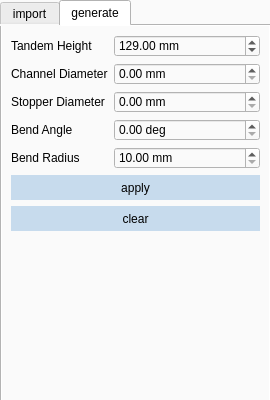
Above: src/windows/ui/tandem_view.ui from brachify/brachify before the change. Below: the same form after it.
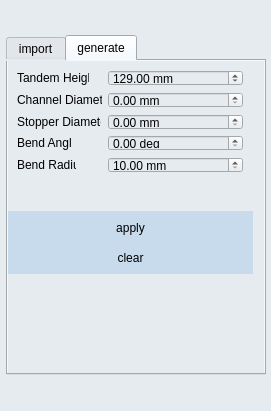
That is the form after the change. The open tabs and pages were chosen to show the change.

The edit to the form file:
```diff
--- a/src/windows/ui/tandem_view.ui
+++ b/src/windows/ui/tandem_view.ui
@@ -6,42 +6,61 @@
    <rect>
     <x>0</x>
     <y>0</y>
-    <width>270</width>
-    <height>400</height>
+    <width>271</width>
+    <height>411</height>
    </rect>
   </property>
   <property name="windowTitle">
    <string>Form</string>
   </property>
   <property name="styleSheet">
-   <string notr="true">background-color: rgb(250,250,250);</string>
+   <string notr="true">background-color: rgb(230, 235, 240)</string>
   </property>
+  <widget class="QLabel" name="label_3">
+   <property name="geometry">
+    <rect>
+     <x>0</x>
+     <y>0</y>
+     <width>271</width>
+     <height>411</height>
+    </rect>
+   </property>
+   <property name="styleSheet">
+    <string notr="true">background-color: rgb(230, 235, 240)</string>
+   </property>
+   <property name="text">
+    <string/>
+   </property>
+  </widget>
+  <widget class="QWidget" name="formLayoutWidget">
+   <property name="geometry">
+    <rect>
+     <x>0</x>
+     <y>0</y>
+     <width>271</width>
+     <height>411</height>
+    </rect>
+   </property>
+   <layout class="QFormLayout" name="formLayout">
+    <item row="0" column="1">
   <widget class="QTabWidget" name="tabWidget">
-   <property name="geometry">
-    <rect>
-     <x>0</x>
-     <y>0</y>
-     <width>271</width>
-     <height>411</height>
-    </rect>
-   </property>
    <property name="minimumSize">
     <size>
-     <width>271</width>
-     <height>411</height>
+        <width>260</width>
+        <height>340</height>
     </size>
    </property>
    <property name="maximumSize">
     <size>
-     <width>16777215</width>
-     <height>16777215</height>
+        <width>260</width>
+        <height>340</height>
     </size>
    </property>
    <property name="autoFillBackground">
     <bool>false</bool>
    </property>
    <property name="styleSheet">
-    <string notr="true"/>
+       <string notr="true">background-color: rgb(230, 235, 240)</string>
    </property>
    <property name="currentIndex">
     <number>0</number>
@@ -143,9 +162,62 @@
     <attribute name="title">
      <string>generate</string>
     </attribute>
-    <layout class="QFormLayout" name="formLayout">
-     <item row="1" column="0">
+       <widget class="QLabel" name="label_8">
+        <property name="geometry">
+         <rect>
+          <x>9</x>
+          <y>9</y>
+          <width>72</width>
+          <height>16</height>
+         </rect>
+        </property>
+        <property name="styleSheet">
+         <string notr="true">background-color: rgb(230, 235, 240)</string>
+        </property>
+        <property name="text">
+         <string>Tandem Height</string>
+        </property>
+        <property name="buddy">
+         <cstring>sb_tandem_height</cstring>
+        </property>
+       </widget>
+       <widget class="QDoubleSpinBox" name="sb_tandem_height">
+        <property name="geometry">
+         <rect>
+          <x>100</x>
+          <y>9</y>
+          <width>135</width>
+          <height>16</height>
+         </rect>
+        </property>
+        <property name="styleSheet">
+         <string notr="true">background-color: rgb(230, 235, 240)</string>
+        </property>
+        <property name="suffix">
+         <string> mm</string>
+        </property>
+        <property name="minimum">
+         <double>10.000000000000000</double>
+        </property>
+        <property name="maximum">
+         <double>500.000000000000000</double>
+        </property>
+        <property name="value">
+         <double>129.000000000000000</double>
+        </property>
+       </widget>
       <widget class="QLabel" name="label">
+        <property name="geometry">
+         <rect>
+          <x>9</x>
+          <y>31</y>
+          <width>85</width>
+          <height>16</height>
+         </rect>
+        </property>
+        <property name="styleSheet">
+         <string notr="true">background-color: rgb(230, 235, 240)</string>
+        </property>
        <property name="text">
         <string>Channel Diameter</string>
        </property>
@@ -153,118 +225,40 @@
         <cstring>sp_channel_diameter</cstring>
        </property>
       </widget>
-     </item>
-     <item row="1" column="1">
       <widget class="QDoubleSpinBox" name="sp_channel_diameter">
+        <property name="geometry">
+         <rect>
+          <x>100</x>
+          <y>31</y>
+          <width>135</width>
+          <height>16</height>
+         </rect>
+        </property>
        <property name="maximumSize">
         <size>
          <width>16777215</width>
          <height>16777215</height>
         </size>
        </property>
-       <property name="suffix">
-        <string> mm</string>
-       </property>
-      </widget>
-     </item>
-     <item row="9" column="0" colspan="2">
-      <widget class="QPushButton" name="btn_apply">
-       <property name="minimumSize">
-        <size>
-         <width>0</width>
-         <height>25</height>
-        </size>
-       </property>
        <property name="styleSheet">
-        <string notr="true">QPushButton {
-	color: rgb(0, 0, 0);
-	background-color: rgb(199, 219, 237);
-	border: 0px solid;
-}
-QPushButton:hover {
-	color: rgb(250,250,250);
-	background-color: rgb(48, 88, 162);
-}
-QPushButton:pressed {
-	color: rgb(250,250,250);
-	background-color: rgb(28, 44, 81);
-}</string>
-       </property>
-       <property name="text">
-        <string>apply</string>
-       </property>
-      </widget>
-     </item>
-     <item row="10" column="0" colspan="2">
-      <widget class="QPushButton" name="btn_clear_generate">
-       <property name="minimumSize">
-        <size>
-         <width>0</width>
-         <height>25</height>
-        </size>
-       </property>
-       <property name="styleSheet">
-        <string notr="true">QPushButton {
-	color: rgb(0, 0, 0);
-	background-color: rgb(199, 219, 237);
-	border: 0px solid;
-}
-QPushButton:hover {
-	color: rgb(250,250,250);
-	background-color: rgb(48, 88, 162);
-}
-QPushButton:pressed {
-	color: rgb(250,250,250);
-	background-color: rgb(28, 44, 81);
-}</string>
-       </property>
-       <property name="text">
-        <string>clear</string>
-       </property>
-      </widget>
-     </item>
-     <item row="11" column="0" colspan="2">
-      <spacer name="verticalSpacer">
-       <property name="orientation">
-        <enum>Qt::Vertical</enum>
-       </property>
-       <property name="sizeHint" stdset="0">
-        <size>
-         <width>20</width>
-         <height>40</height>
-        </size>
-       </property>
-      </spacer>
-     </item>
-     <item row="2" column="1">
-      <widget class="QDoubleSpinBox" name="sp_stopper_diameter">
+         <string notr="true">background-color: rgb(230, 235, 240)</string>
+        </property>
        <property name="suffix">
         <string> mm</string>
        </property>
       </widget>
-     </item>
-     <item row="3" column="1">
-      <widget class="QDoubleSpinBox" name="sp_bend_angle">
-       <property name="suffix">
-        <string> deg</string>
-       </property>
-      </widget>
-     </item>
-     <item row="4" column="1">
-      <widget class="QDoubleSpinBox" name="sb_bend_radius">
-       <property name="suffix">
-        <string> mm</string>
-       </property>
-       <property name="minimum">
-        <double>10.000000000000000</double>
-       </property>
-       <property name="maximum">
-        <double>1000.000000000000000</double>
-       </property>
-      </widget>
-     </item>
-     <item row="2" column="0">
       <widget class="QLabel" name="label_2">
+        <property name="geometry">
+         <rect>
+          <x>9</x>
+          <y>53</y>
+          <width>84</width>
+          <height>16</height>
+         </rect>
+        </property>
+        <property name="styleSheet">
+         <string notr="true">background-color: rgb(230, 235, 240)</string>
+        </property>
        <property name="text">
         <string>Stopper Diameter</string>
        </property>
@@ -272,9 +266,34 @@
         <cstring>sp_stopper_diameter</cstring>
        </property>
       </widget>
-     </item>
-     <item row="3" column="0">
+       <widget class="QDoubleSpinBox" name="sp_stopper_diameter">
+        <property name="geometry">
+         <rect>
+          <x>100</x>
+          <y>53</y>
+          <width>135</width>
+          <height>16</height>
+         </rect>
+        </property>
+        <property name="styleSheet">
+         <string notr="true">background-color: rgb(230, 235, 240)</string>
+        </property>
+        <property name="suffix">
+         <string> mm</string>
+        </property>
+       </widget>
       <widget class="QLabel" name="label_4">
+        <property name="geometry">
+         <rect>
+          <x>9</x>
+          <y>74</y>
+          <width>54</width>
+          <height>16</height>
+         </rect>
+        </property>
+        <property name="styleSheet">
+         <string notr="true">background-color: rgb(230, 235, 240)</string>
+        </property>
        <property name="text">
         <string>Bend Angle</string>
        </property>
@@ -282,9 +301,34 @@
         <cstring>sp_bend_angle</cstring>
        </property>
       </widget>
-     </item>
-     <item row="4" column="0">
+       <widget class="QDoubleSpinBox" name="sp_bend_angle">
+        <property name="geometry">
+         <rect>
+          <x>100</x>
+          <y>74</y>
+          <width>135</width>
+          <height>16</height>
+         </rect>
+        </property>
+        <property name="styleSheet">
+         <string notr="true">background-color: rgb(230, 235, 240)</string>
+        </property>
+        <property name="suffix">
+         <string> deg</string>
+        </property>
+       </widget>
       <widget class="QLabel" name="label_7">
+        <property name="geometry">
+         <rect>
+          <x>9</x>
+          <y>96</y>
+          <width>59</width>
+          <height>16</height>
+         </rect>
+        </property>
+        <property name="styleSheet">
+         <string notr="true">background-color: rgb(230, 235, 240)</string>
+        </property>
        <property name="text">
         <string>Bend Radius</string>
        </property>
@@ -292,9 +336,18 @@
         <cstring>sb_bend_radius</cstring>
        </property>
       </widget>
-     </item>
-     <item row="0" column="1">
-      <widget class="QDoubleSpinBox" name="sb_tandem_height">
+       <widget class="QDoubleSpinBox" name="sb_bend_radius">
+        <property name="geometry">
+         <rect>
+          <x>100</x>
+          <y>96</y>
+          <width>135</width>
+          <height>16</height>
+         </rect>
+        </property>
+        <property name="styleSheet">
+         <string notr="true">background-color: rgb(230, 235, 240)</string>
+        </property>
        <property name="suffix">
         <string> mm</string>
        </property>
@@ -302,41 +355,94 @@
         <double>10.000000000000000</double>
        </property>
        <property name="maximum">
-        <double>500.000000000000000</double>
-       </property>
-       <property name="value">
-        <double>129.000000000000000</double>
-       </property>
-      </widget>
-     </item>
-     <item row="0" column="0">
-      <widget class="QLabel" name="label_8">
+         <double>1000.000000000000000</double>
+        </property>
+       </widget>
+       <widget class="QPushButton" name="btn_clear_generate">
+        <property name="geometry">
+         <rect>
+          <x>0</x>
+          <y>180</y>
+          <width>245</width>
+          <height>33</height>
+         </rect>
+        </property>
+        <property name="minimumSize">
+         <size>
+          <width>240</width>
+          <height>33</height>
+         </size>
+        </property>
+        <property name="maximumSize">
+         <size>
+          <width>245</width>
+          <height>16777215</height>
+         </size>
+        </property>
+        <property name="styleSheet">
+         <string notr="true">QPushButton {
+	color: rgb(0, 0, 0);
+	background-color: rgb(199, 219, 237);
+	border: 0px solid;
+}
+QPushButton:hover {
+	color: rgb(250,250,250);
+	background-color: rgb(48, 88, 162);
+}
+QPushButton:pressed {
+	color: rgb(250,250,250);
+	background-color: rgb(28, 44, 81);
+}</string>
+        </property>
        <property name="text">
-        <string>Tandem Height</string>
-       </property>
-       <property name="buddy">
-        <cstring>sb_tandem_height</cstring>
-       </property>
+         <string>clear</string>
+        </property>
+       </widget>
+       <widget class="QPushButton" name="btn_apply">
+        <property name="geometry">
+         <rect>
+          <x>0</x>
+          <y>150</y>
+          <width>245</width>
+          <height>33</height>
+         </rect>
+        </property>
+        <property name="minimumSize">
+         <size>
+          <width>240</width>
+          <height>33</height>
+         </size>
+        </property>
+        <property name="maximumSize">
+         <size>
+          <width>245</width>
+          <height>16777215</height>
+         </size>
+        </property>
+        <property name="styleSheet">
+         <string notr="true">QPushButton {
+	color: rgb(0, 0, 0);
+	background-color: rgb(199, 219, 237);
+	border: 0px solid;
+}
+QPushButton:hover {
+	color: rgb(250,250,250);
+	background-color: rgb(48, 88, 162);
+}
+QPushButton:pressed {
+	color: rgb(250,250,250);
+	background-color: rgb(28, 44, 81);
+}</string>
+        </property>
+        <property name="text">
+         <string>apply</string>
+        </property>
+       </widget>
+      </widget>
       </widget>
      </item>
     </layout>
    </widget>
-  </widget>
-  <widget class="QLabel" name="label_3">
-   <property name="geometry">
-    <rect>
-     <x>0</x>
-     <y>0</y>
-     <width>271</width>
-     <height>401</height>
-    </rect>
-   </property>
-   <property name="text">
-    <string/>
-   </property>
-  </widget>
-  <zorder>label_3</zorder>
-  <zorder>tabWidget</zorder>
  </widget>
  <resources/>
  <connections/>
```
Left out of the diff: 16 changed lines with no effect on the pictures. Lines whose indentation alone changed are shown as unchanged.
